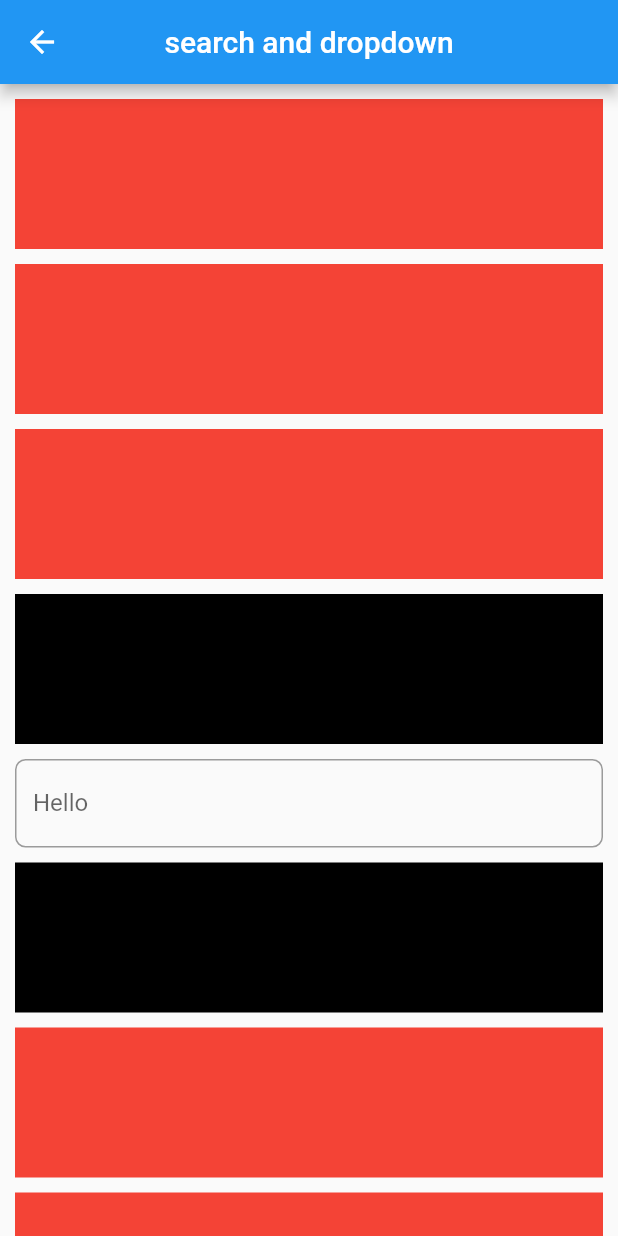
After one commit to Pritom-Chaki/test_app_antooba, a Flutter app: the SearchDrop screen opened directly, on a phone screen of 412 x 824 dp. The commit adds this screen. Run offline on Flutter 3.47's test engine with Material 2 defaults, Android fonts, the phone set to English and light mode, and no system bars; our stand-ins replace carousel_slider, country_code_picker, dio, dropdown_search, flutter_svg, youtube_player_flutter.

Commit message:
22 jan 2022

```diff
--- a/lib/tab_bar.dart
+++ b/lib/others/tab_bar.dart
@@ -1,5 +1,5 @@
 import 'package:flutter/material.dart';
-import 'package:test_app/custom_app_bar.dart';
+import 'package:test_app/others/custom_app_bar.dart';
 
 
 
--- /dev/null
+++ b/lib/search_drop/search_drop.dart
@@ -0,0 +1,198 @@
+import 'package:flutter/material.dart';
+
+class SearchDrop extends StatefulWidget {
+  const SearchDrop({Key? key}) : super(key: key);
+
+  @override
+  _SearchDropState createState() => _SearchDropState();
+}
+
+class _SearchDropState extends State<SearchDrop> {
+  @override
+  Widget build(BuildContext context) {
+    return Scaffold(
+      appBar: AppBar(
+        title: const Text("search and dropdown"),
+        centerTitle: true,
+      ),
+      body: SingleChildScrollView(
+        padding: const EdgeInsets.all(10),
+        child: Column(
+          children: [
+            Container(
+              height: 100,
+              width: MediaQuery.of(context).size.width-20,
+              color: Colors.red,
+            ),
+            const SizedBox(
+              height: 10,
+            ),
+            Container(
+              height: 100,
+              width: MediaQuery.of(context).size.width - 20,
+              color: Colors.red,
+            ),
+            const SizedBox(
+              height: 10,
+            ),
+            Container(
+              height: 100,
+              width: MediaQuery.of(context).size.width - 20,
+              color: Colors.red,
+            ),
+            const SizedBox(
+              height: 10,
+            ),
+            Container(
+              height: 100,
+              width: MediaQuery.of(context).size.width - 20,
+              color: Colors.black,
+            ),
+            const SizedBox(
+              height: 10,
+            ),
+            const TextFieldClass(),
+
+            const SizedBox(
+              height: 10,
+            ),
+            Container(
+              height: 100,
+              width: MediaQuery.of(context).size.width - 20,
+              color: Colors.black,
+            ),
+            const SizedBox(
+              height: 10,
+            ),
+            Container(
+              height: 100,
+              width: MediaQuery.of(context).size.width - 20,
+              color: Colors.red,
+            ),
+            const SizedBox(
+              height: 10,
+            ),
+            Container(
+              height: 100,
+              width: MediaQuery.of(context).size.width - 20,
+              color: Colors.red,
+            ),
+            const SizedBox(
+              height: 10,
+            ),
+            Container(
+              height: 100,
+              width: MediaQuery.of(context).size.width - 20,
+              color: Colors.red,
+            ),
+            const SizedBox(
+              height: 10,
+            ),
+          ],
+        ),
+      ),
+    );
+  }
+}
+
+class TextFieldClass extends StatefulWidget {
+  const TextFieldClass({Key? key}) : super(key: key);
+
+  @override
+  _TextFieldClassState createState() => _TextFieldClassState();
+}
+
+class _TextFieldClassState extends State<TextFieldClass> {
+  final focusNode = FocusNode();
+  final layerLink = LayerLink();
+  late TextEditingController controller;
+  OverlayEntry? entry;
+
+  @override
+  void initState() {
+    controller = TextEditingController();
+   // WidgetsBinding.instance!.addPostFrameCallback((_) => showOverlay());
+    focusNode.addListener((){
+      if (focusNode.hasFocus){
+        showOverlay();
+      } else{
+        hideOverlay();
+      }
+    });
+    super.initState();
+  }
+
+  @override
+  void dispose() {
+    controller.dispose();
+    super.dispose();
+  }
+
+  void showOverlay() {
+    final overlay = Overlay.of(context)!;
+    final renderBox = context.findRenderObject() as RenderBox;
+    final size = renderBox.size;
+    //final offset = renderBox.localToGlobal(Offset.zero);
+
+    entry = OverlayEntry(
+      builder: (context) => Positioned(
+        // left: offset.dx,
+        // top: offset.dy +size.height+5,
+        width: size.width,
+        child: CompositedTransformFollower(
+          link: layerLink,
+          showWhenUnlinked: false,
+          offset: Offset(0, size.height+5),
+          child: buildOverlay()),
+      ),
+    );
+    overlay.insert(entry!);
+  }
+
+  void hideOverlay(){
+    entry?.remove();
+    entry = null;
+  }
+
+  @override
+  Widget build(BuildContext context) {
+    return CompositedTransformTarget(
+      link: layerLink,
+      child: TextField(
+        focusNode: focusNode,
+        controller: controller,
+        decoration: InputDecoration(
+          label: const Text("Hello"),
+          border: OutlineInputBorder(
+            borderRadius: BorderRadius.circular(7),
+          ),
+        ),
+      ),
+    );
+  }
+
+  Widget buildOverlay() => Material(
+        elevation: 8,
+        child: ListView.builder(
+          padding: EdgeInsets.zero,
+          physics: const NeverScrollableScrollPhysics(),
+          itemCount: 5,
+          shrinkWrap: true,
+          itemBuilder: (BuildContext context, int index) {
+            return          ListTile(
+                  leading: Image.network(
+                    "https://images.pexels.com/photos/220453/pexels-photo-220453.jpeg?auto=compress&cs=tinysrgb&dpr=1&w=500",
+                    fit: BoxFit.fill,
+                  ),
+                  title: const Text("Demo title"),
+                  subtitle: const Text("Demo subtitle"),
+                  onTap: () {
+                    controller.text = "Demo title";
+                    hideOverlay();
+                    focusNode.unfocus();
+                  },
+                );
+          },
+        ),
+      );
+}
```
Also changed, not shown: lib/keyword/keyword_add.dart (+22 -13 lines), lib/main.dart (+4 -8 lines), lib/others/auto_complete_textfield.dart (renamed from lib/auto_complete_textfield.dart), lib/others/country_picker.dart (renamed from lib/country_picker.dart), lib/others/custom_app_bar.dart (renamed from lib/custom_app_bar.dart), lib/others/flow_widget.dart (renamed from lib/flow_widget.dart), lib/others/image_slider.dart (renamed from lib/image_slider.dart), 2 other files.
